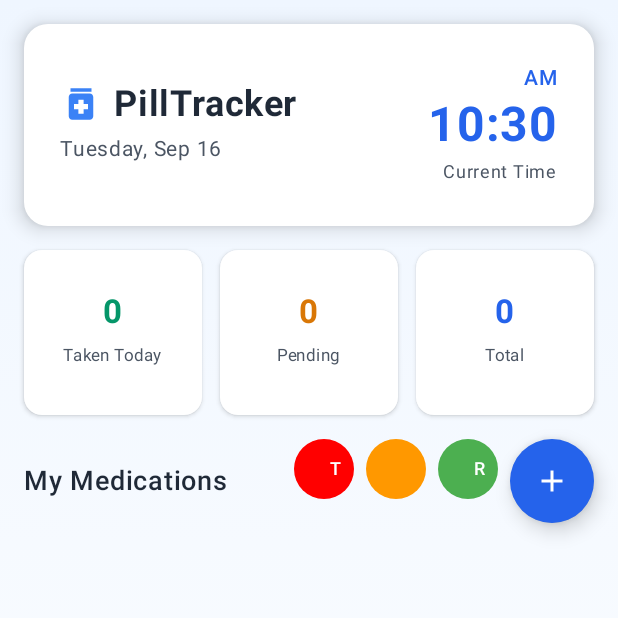
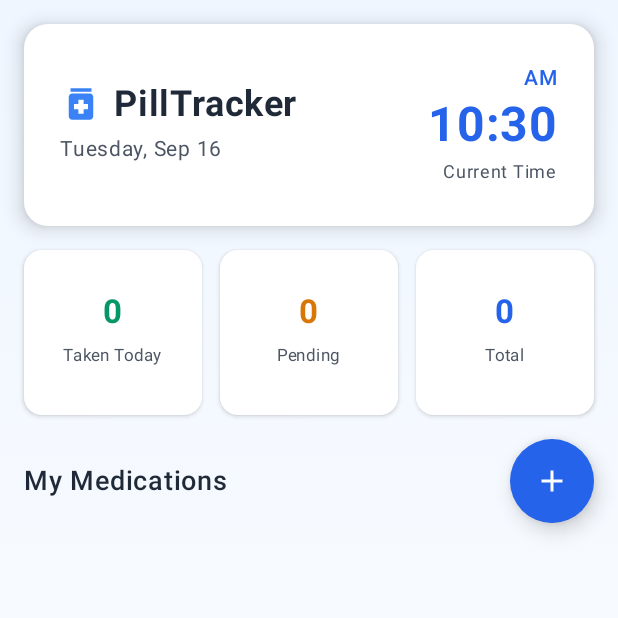
Before and after one commit to wahidsuman/Pill-, an Android app built with Jetpack Compose: the screen it shows after launch (MainActivity), on a phone screen of 412 x 824 dp, the top half of it. Run offline under Robolectric (Android 15) with nearby library versions, the phone set to English and light mode, and no system bars; our stand-ins replace Dagger/Hilt's generated code, Room's generated code.

Commit message:
remove: Remove test alarm buttons from UI
- Remove red 'T' button (immediate test alarm)
- Remove orange '1M' button (1-minute test alarm)
- Remove green 'R' button (reschedule all alarms)
- Remove test methods from PillViewModel and PillAlarmManager
- Clean up UI to show only the add pill button
- Simplify PillsListSection function signature

```diff
--- a/app/src/main/java/com/pilltracker/app/ui/screen/PillTrackerScreen.kt
+++ b/app/src/main/java/com/pilltracker/app/ui/screen/PillTrackerScreen.kt
@@ -95,10 +95,7 @@ fun PillTrackerScreen(
                     onAddPill = { viewModel.showAddForm() },
                     onMarkAsTaken = { viewModel.markAsTaken(it) },
                     onDeletePill = { viewModel.deletePill(it) },
-                    onEditPill = { viewModel.showEditForm(it) },
-                    onTestAlarm = { viewModel.testAlarmService() },
-                    onTestAlarm1Min = { viewModel.scheduleTestAlarm() },
-                    onRescheduleAll = { viewModel.rescheduleAllAlarms() }
+                    onEditPill = { viewModel.showEditForm(it) }
                 )
             }
         }
@@ -342,10 +339,7 @@ fun PillsListSection(
     onAddPill: () -> Unit,
     onMarkAsTaken: (Pill) -> Unit,
     onDeletePill: (Pill) -> Unit,
-    onEditPill: (Pill) -> Unit,
-    onTestAlarm: () -> Unit,
-    onTestAlarm1Min: () -> Unit,
-    onRescheduleAll: () -> Unit
+    onEditPill: (Pill) -> Unit
 ) {
     Column(
         modifier = Modifier
@@ -363,35 +357,6 @@ fun PillsListSection(
                 fontWeight = FontWeight.SemiBold,
                 color = Gray800
             )
-            Row(
-                horizontalArrangement = Arrangement.spacedBy(8.dp)
-            ) {
-                // Test alarm buttons
-
-                Button(
-                    onClick = onTestAlarm,
-                    colors = ButtonDefaults.buttonColors(containerColor = Color.Red),
-                    modifier = Modifier.size(40.dp)
-                ) {
-                    Text("T", color = Color.White, fontSize = 12.sp)
-                }
-
-                Button(
-                    onClick = onTestAlarm1Min,
-                    colors = ButtonDefaults.buttonColors(containerColor = Color(0xFFFF9800)),
-                    modifier = Modifier.size(40.dp)
-                ) {
-                    Text("1M", color = Color.White, fontSize = 10.sp)
-                }
-
-                Button(
-                    onClick = onRescheduleAll,
-                    colors = ButtonDefaults.buttonColors(containerColor = Color(0xFF4CAF50)),
-                    modifier = Modifier.size(40.dp)
-                ) {
-                    Text("R", color = Color.White, fontSize = 12.sp)
-                }
-
             FloatingActionButton(
                 onClick = onAddPill,
                 containerColor = Blue600,
@@ -411,7 +376,6 @@ fun PillsListSection(
                 )
             }
         }
-        }
 
         Spacer(modifier = Modifier.height(16.dp))
 
```
Also changed, not shown: app/src/main/java/com/pilltracker/app/service/PillAlarmManager.kt (+0 -42 lines), app/src/main/java/com/pilltracker/app/ui/viewmodel/PillViewModel.kt (+0 -47 lines). Lines whose indentation alone changed are shown as unchanged.
